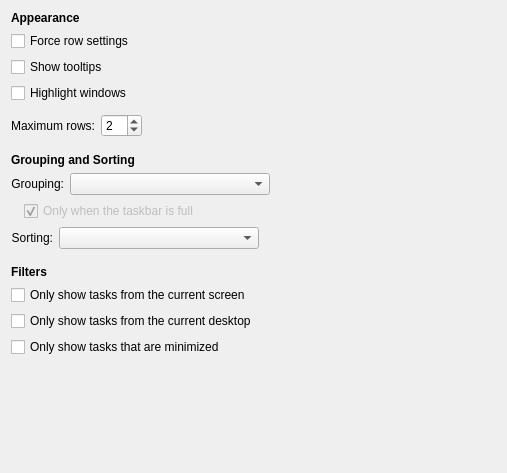
This is plasma/desktop/applets/tasks/tasksConfig.ui in mgottschlag/kwin-tiling as Qt 5 draws it before an edit. The edited form follows.
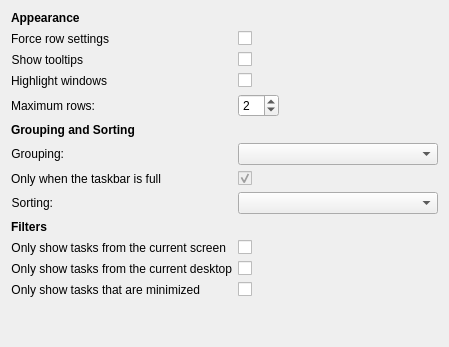
This is the edited form. Custom widgets are drawn as their Qt base class.

Commit message: re-org this yet again; it fits the plasmoid config style now, though the strings need to be re-done when we are out of string freeze so that it looks truly proper

```diff
--- a/plasma/desktop/applets/tasks/tasksConfig.ui
+++ b/plasma/desktop/applets/tasks/tasksConfig.ui
@@ -6,13 +6,19 @@
    <rect>
     <x>0</x>
     <y>0</y>
-    <width>507</width>
-    <height>473</height>
+    <width>444</width>
+    <height>347</height>
    </rect>
   </property>
-  <layout class="QVBoxLayout" name="verticalLayout">
-   <item>
+  <layout class="QFormLayout" name="formLayout">
+   <item row="0" column="0">
     <widget class="QLabel" name="label_5">
+     <property name="sizePolicy">
+      <sizepolicy hsizetype="Expanding" vsizetype="Preferred">
+       <horstretch>0</horstretch>
+       <verstretch>0</verstretch>
+      </sizepolicy>
+     </property>
      <property name="font">
       <font>
        <weight>75</weight>
@@ -24,46 +30,67 @@
      </property>
     </widget>
    </item>
-   <item>
-    <widget class="QCheckBox" name="fillRows">
+   <item row="1" column="0">
+    <widget class="QLabel" name="label_7">
      <property name="text">
       <string>Force row settings</string>
      </property>
+     <property name="alignment">
+      <set>Qt::AlignRight|Qt::AlignTrailing|Qt::AlignVCenter</set>
+     </property>
+     <property name="buddy">
+      <cstring>fillRows</cstring>
+     </property>
     </widget>
    </item>
-   <item>
-    <widget class="QCheckBox" name="showTooltip">
+   <item row="1" column="1">
+    <widget class="QCheckBox" name="fillRows">
+     <property name="text">
+      <string/>
+     </property>
+    </widget>
+   </item>
+   <item row="2" column="0">
+    <widget class="QLabel" name="label_8">
      <property name="text">
       <string>Show tooltips</string>
      </property>
+     <property name="alignment">
+      <set>Qt::AlignRight|Qt::AlignTrailing|Qt::AlignVCenter</set>
+     </property>
+     <property name="buddy">
+      <cstring>showTooltip</cstring>
+     </property>
     </widget>
    </item>
-   <item>
-    <widget class="QCheckBox" name="highlightWindows">
+   <item row="2" column="1">
+    <widget class="QCheckBox" name="showTooltip">
+     <property name="text">
+      <string/>
+     </property>
+    </widget>
+   </item>
+   <item row="3" column="0">
+    <widget class="QLabel" name="label_9">
      <property name="text">
       <string>Highlight windows</string>
      </property>
+     <property name="alignment">
+      <set>Qt::AlignRight|Qt::AlignTrailing|Qt::AlignVCenter</set>
+     </property>
+     <property name="buddy">
+      <cstring>highlightWindows</cstring>
+     </property>
     </widget>
    </item>
-   <item>
-    <spacer name="verticalSpacer_6">
-     <property name="orientation">
-      <enum>Qt::Vertical</enum>
+   <item row="3" column="1">
+    <widget class="QCheckBox" name="highlightWindows">
+     <property name="text">
+      <string/>
      </property>
-     <property name="sizeType">
-      <enum>QSizePolicy::Fixed</enum>
-     </property>
-     <property name="sizeHint" stdset="0">
-      <size>
-       <width>64</width>
-       <height>5</height>
-      </size>
-     </property>
-    </spacer>
+    </widget>
    </item>
-   <item>
-    <layout class="QHBoxLayout" name="horizontalLayout">
-     <item>
+   <item row="4" column="0">
       <widget class="QLabel" name="label_3">
        <property name="text">
         <string>Maximum rows:</string>
@@ -76,6 +103,8 @@
        </property>
       </widget>
      </item>
+   <item row="4" column="1">
+    <layout class="QHBoxLayout" name="horizontalLayout_3">
      <item>
       <widget class="KIntSpinBox" name="maxRows">
        <property name="minimum">
@@ -101,24 +130,14 @@
      </item>
     </layout>
    </item>
-   <item>
-    <spacer name="verticalSpacer_2">
-     <property name="orientation">
-      <enum>Qt::Vertical</enum>
-     </property>
-     <property name="sizeType">
-      <enum>QSizePolicy::Fixed</enum>
-     </property>
-     <property name="sizeHint" stdset="0">
-      <size>
-       <width>64</width>
-       <height>10</height>
-      </size>
-     </property>
-    </spacer>
-   </item>
-   <item>
+   <item row="5" column="0">
     <widget class="QLabel" name="label_6">
+     <property name="sizePolicy">
+      <sizepolicy hsizetype="Expanding" vsizetype="Preferred">
+       <horstretch>0</horstretch>
+       <verstretch>0</verstretch>
+      </sizepolicy>
+     </property>
      <property name="font">
       <font>
        <weight>75</weight>
@@ -130,9 +149,7 @@
      </property>
     </widget>
    </item>
-   <item>
-    <layout class="QHBoxLayout" name="horizontalLayout_2">
-     <item>
+   <item row="6" column="0">
       <widget class="QLabel" name="label">
        <property name="text">
         <string>Grouping:</string>
@@ -145,6 +162,8 @@
        </property>
       </widget>
      </item>
+   <item row="6" column="1">
+    <layout class="QHBoxLayout" name="horizontalLayout">
      <item>
       <widget class="QComboBox" name="groupingStrategy">
        <property name="minimumSize">
@@ -170,42 +189,33 @@
      </item>
     </layout>
    </item>
-   <item>
-    <layout class="QHBoxLayout" name="horizontalLayout_4">
-     <item>
-      <spacer name="horizontalSpacer">
-       <property name="orientation">
-        <enum>Qt::Horizontal</enum>
-       </property>
-       <property name="sizeType">
-        <enum>QSizePolicy::Fixed</enum>
-       </property>
-       <property name="sizeHint" stdset="0">
-        <size>
-         <width>13</width>
-         <height>20</height>
-        </size>
-       </property>
-      </spacer>
-     </item>
-     <item>
+   <item row="7" column="0">
+    <widget class="QLabel" name="label_10">
+     <property name="text">
+      <string>Only when the taskbar is full</string>
+     </property>
+     <property name="alignment">
+      <set>Qt::AlignRight|Qt::AlignTrailing|Qt::AlignVCenter</set>
+     </property>
+     <property name="buddy">
+      <cstring>groupWhenFull</cstring>
+     </property>
+    </widget>
+   </item>
+   <item row="7" column="1">
       <widget class="QCheckBox" name="groupWhenFull">
        <property name="enabled">
         <bool>false</bool>
        </property>
        <property name="text">
-        <string>Only when the taskbar is full</string>
+      <string/>
        </property>
        <property name="checked">
         <bool>true</bool>
        </property>
       </widget>
      </item>
-    </layout>
-   </item>
-   <item>
-    <layout class="QHBoxLayout" name="horizontalLayout_3">
-     <item>
+   <item row="8" column="0">
       <widget class="QLabel" name="label_2">
        <property name="text">
         <string>Sorting:</string>
@@ -218,6 +228,8 @@
        </property>
       </widget>
      </item>
+   <item row="8" column="1">
+    <layout class="QHBoxLayout" name="horizontalLayout_2">
      <item>
       <widget class="QComboBox" name="sortingStrategy">
        <property name="minimumSize">
@@ -243,24 +255,14 @@
      </item>
     </layout>
    </item>
-   <item>
-    <spacer name="verticalSpacer_4">
-     <property name="orientation">
-      <enum>Qt::Vertical</enum>
-     </property>
-     <property name="sizeType">
-      <enum>QSizePolicy::Fixed</enum>
-     </property>
-     <property name="sizeHint" stdset="0">
-      <size>
-       <width>20</width>
-       <height>10</height>
-      </size>
-     </property>
-    </spacer>
-   </item>
-   <item>
+   <item row="9" column="0">
     <widget class="QLabel" name="label_4">
+     <property name="sizePolicy">
+      <sizepolicy hsizetype="Expanding" vsizetype="Preferred">
+       <horstretch>0</horstretch>
+       <verstretch>0</verstretch>
+      </sizepolicy>
+     </property>
      <property name="font">
       <font>
        <weight>75</weight>
@@ -272,28 +274,67 @@
      </property>
     </widget>
    </item>
-   <item>
-    <widget class="QCheckBox" name="showOnlyCurrentScreen">
+   <item row="10" column="0">
+    <widget class="QLabel" name="label_11">
      <property name="text">
       <string>Only show tasks from the current screen</string>
      </property>
+     <property name="alignment">
+      <set>Qt::AlignRight|Qt::AlignTrailing|Qt::AlignVCenter</set>
+     </property>
+     <property name="buddy">
+      <cstring>showOnlyCurrentScreen</cstring>
+     </property>
     </widget>
    </item>
-   <item>
-    <widget class="QCheckBox" name="showOnlyCurrentDesktop">
+   <item row="10" column="1">
+    <widget class="QCheckBox" name="showOnlyCurrentScreen">
+     <property name="text">
+      <string/>
+     </property>
+    </widget>
+   </item>
+   <item row="11" column="0">
+    <widget class="QLabel" name="label_12">
      <property name="text">
       <string>Only show tasks from the current desktop</string>
      </property>
+     <property name="alignment">
+      <set>Qt::AlignRight|Qt::AlignTrailing|Qt::AlignVCenter</set>
+     </property>
+     <property name="buddy">
+      <cstring>showOnlyCurrentDesktop</cstring>
+     </property>
     </widget>
    </item>
-   <item>
-    <widget class="QCheckBox" name="showOnlyMinimized">
+   <item row="11" column="1">
+    <widget class="QCheckBox" name="showOnlyCurrentDesktop">
+     <property name="text">
+      <string/>
+     </property>
+    </widget>
+   </item>
+   <item row="12" column="0">
+    <widget class="QLabel" name="label_13">
      <property name="text">
       <string>Only show tasks that are minimized</string>
      </property>
+     <property name="alignment">
+      <set>Qt::AlignRight|Qt::AlignTrailing|Qt::AlignVCenter</set>
+     </property>
+     <property name="buddy">
+      <cstring>showOnlyMinimized</cstring>
+     </property>
     </widget>
    </item>
-   <item>
+   <item row="12" column="1">
+    <widget class="QCheckBox" name="showOnlyMinimized">
+     <property name="text">
+      <string/>
+     </property>
+    </widget>
+   </item>
+   <item row="13" column="1">
     <spacer name="verticalSpacer">
      <property name="orientation">
       <enum>Qt::Vertical</enum>
```
Lines whose indentation alone changed are shown as unchanged.
